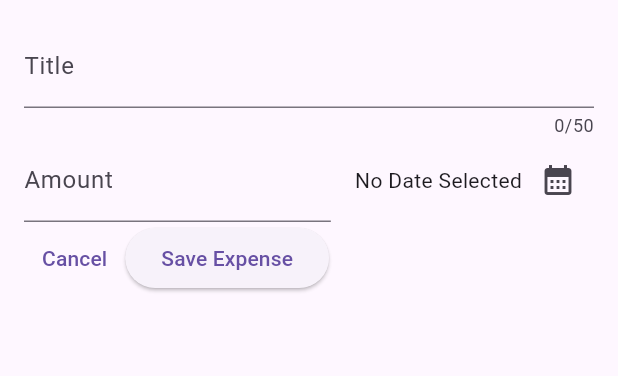
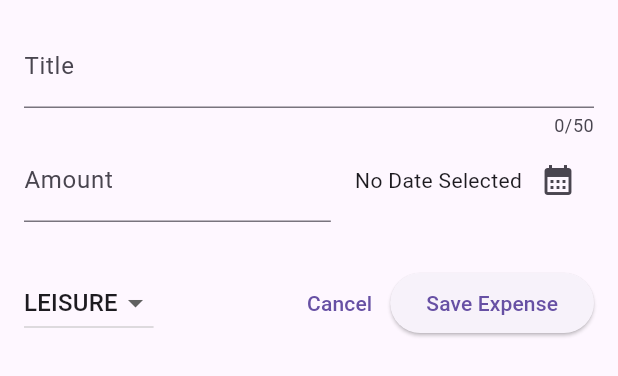
Before and after one commit to jsmile/expense_tracker, a Flutter app: the NewExpense widget shown alone on an empty page, opened directly, on a phone screen of 412 x 824 dp. Shown: the top 376 px of the screen. Run offline on Flutter 3.47's test engine with Material 3 defaults, Android fonts, the phone set to English and light mode, and no system bars; missing offline and left inert: ansicolor.

Commit message:
DropDownButton() & DropDownMenuItem()

```diff
--- a/lib/src/expenses/new_expense.dart
+++ b/lib/src/expenses/new_expense.dart
@@ -14,6 +14,7 @@ class _NewExpenseState extends State<NewExpense> {
   final _titleController = TextEditingController();
   final _ammountController = TextEditingController();
   DateTime? _selectedDate;
+  Category _selectedCategory = Category.leisure;
 
   @override
   void dispose() {
@@ -92,8 +93,28 @@ class _NewExpenseState extends State<NewExpense> {
               )
             ],
           ),
+          const SizedBox(height: 30.0),
           Row(
             children: [
+              DropdownButton(
+                value: _selectedCategory, // displayed & selected value
+                // iterable --> list 로 변환
+                items: Category.values
+                    .map(
+                      (category) => DropdownMenuItem(
+                        value: category, // inner value
+                        child: Text(category.name.toUpperCase()),
+                      ),
+                    )
+                    .toList(),
+                onChanged: (value) {
+                  if (value == null) return;
+                  setState(() {
+                    _selectedCategory = value;
+                  });
+                },
+              ),
+              const Spacer(),
               TextButton(
                 onPressed: () {
                   Navigator.pop(context); // context 를 제거함.
```
